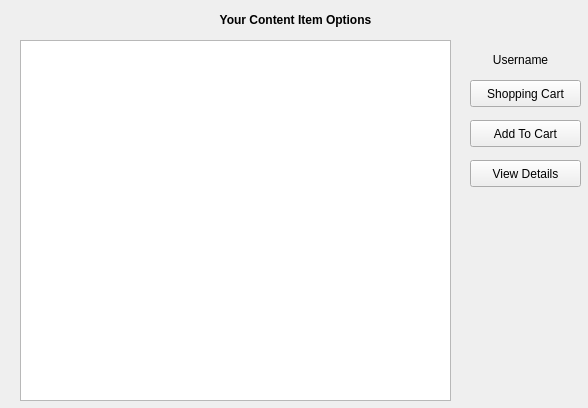
First picture: the form in client/ClientInterface/studentview.ui, repository RemyGratwohl/cuTPS_D4_teaQup, before the edit.
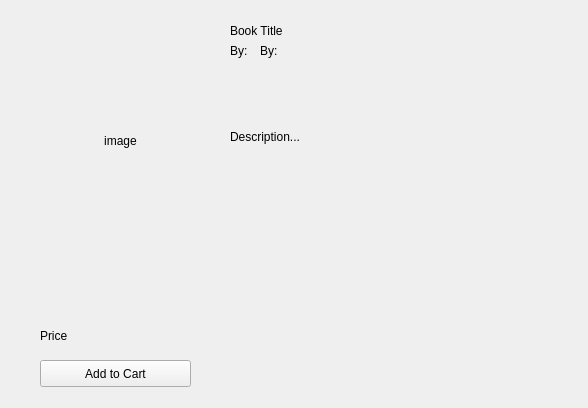
Second picture: the form after the edit.

Diff of the .ui file:
```diff
--- a/client/ClientInterface/studentview.ui
+++ b/client/ClientInterface/studentview.ui
@@ -13,47 +13,81 @@
   <property name="windowTitle">
    <string>Form</string>
   </property>
+  <widget class="QStackedWidget" name="stackedWidget">
+   <property name="geometry">
+    <rect>
+     <x>0</x>
+     <y>0</y>
+     <width>588</width>
+     <height>408</height>
+    </rect>
+   </property>
+   <property name="currentIndex">
+    <number>1</number>
+   </property>
+   <widget class="QWidget" name="List">
+    <widget class="QLabel" name="LS_HeaderLabel">
+     <property name="geometry">
+      <rect>
+       <x>20</x>
+       <y>10</y>
+       <width>81</width>
+       <height>41</height>
+      </rect>
+     </property>
+     <property name="font">
+      <font>
+       <pointsize>20</pointsize>
+       <weight>50</weight>
+       <italic>false</italic>
+       <bold>false</bold>
+      </font>
+     </property>
+     <property name="text">
+      <string>Books</string>
+     </property>
+    </widget>
   <widget class="QTableWidget" name="contentWidget">
    <property name="geometry">
     <rect>
      <x>20</x>
-     <y>40</y>
-     <width>431</width>
-     <height>361</height>
+       <y>50</y>
+       <width>441</width>
+       <height>311</height>
     </rect>
    </property>
   </widget>
   <widget class="QPushButton" name="shoppingCartButton">
    <property name="geometry">
     <rect>
-     <x>470</x>
-     <y>80</y>
-     <width>111</width>
+       <x>190</x>
+       <y>370</y>
+       <width>151</width>
      <height>27</height>
     </rect>
    </property>
    <property name="text">
-    <string>Shopping Cart</string>
+      <string>View Shopping Cart</string>
    </property>
   </widget>
   <widget class="QPushButton" name="addToCartButton">
    <property name="geometry">
     <rect>
-     <x>470</x>
-     <y>120</y>
-     <width>111</width>
+       <x>20</x>
+       <y>370</y>
+       <width>161</width>
      <height>27</height>
     </rect>
    </property>
    <property name="text">
-    <string>Add To Cart</string>
+      <string>Add Selected To Cart</string>
    </property>
   </widget>
   <widget class="QPushButton" name="viewDetailsButton">
    <property name="geometry">
     <rect>
-     <x>470</x>
-     <y>160</y>
+       <x>350</x>
+       <y>370</y>
      <width>111</width>
      <height>27</height>
     </rect>
@@ -62,33 +96,11 @@
     <string>View Details</string>
    </property>
   </widget>
-  <widget class="QLabel" name="headerLabel">
-   <property name="geometry">
-    <rect>
-     <x>10</x>
-     <y>10</y>
-     <width>571</width>
-     <height>20</height>
-    </rect>
-   </property>
-   <property name="font">
-    <font>
-     <weight>75</weight>
-     <bold>true</bold>
-    </font>
-   </property>
-   <property name="text">
-    <string>Your Content Item Options</string>
-   </property>
-   <property name="alignment">
-    <set>Qt::AlignCenter</set>
-   </property>
-  </widget>
   <widget class="QLabel" name="usernameLabel">
    <property name="geometry">
     <rect>
-     <x>460</x>
-     <y>50</y>
+       <x>420</x>
+       <y>20</y>
      <width>121</width>
      <height>20</height>
     </rect>
@@ -99,6 +111,107 @@
    <property name="alignment">
     <set>Qt::AlignCenter</set>
    </property>
+    </widget>
+   </widget>
+   <widget class="QWidget" name="Details">
+    <widget class="QLabel" name="label">
+     <property name="geometry">
+      <rect>
+       <x>40</x>
+       <y>20</y>
+       <width>161</width>
+       <height>241</height>
+      </rect>
+     </property>
+     <property name="text">
+      <string>image</string>
+     </property>
+     <property name="alignment">
+      <set>Qt::AlignCenter</set>
+     </property>
+    </widget>
+    <widget class="QLabel" name="label_2">
+     <property name="geometry">
+      <rect>
+       <x>230</x>
+       <y>20</y>
+       <width>331</width>
+       <height>21</height>
+      </rect>
+     </property>
+     <property name="text">
+      <string>Book Title</string>
+     </property>
+    </widget>
+    <widget class="QLabel" name="label_3">
+     <property name="geometry">
+      <rect>
+       <x>230</x>
+       <y>130</y>
+       <width>311</width>
+       <height>131</height>
+      </rect>
+     </property>
+     <property name="text">
+      <string>Description...</string>
+     </property>
+     <property name="alignment">
+      <set>Qt::AlignLeading|Qt::AlignLeft|Qt::AlignTop</set>
+     </property>
+    </widget>
+    <widget class="QPushButton" name="pushButton">
+     <property name="geometry">
+      <rect>
+       <x>40</x>
+       <y>360</y>
+       <width>151</width>
+       <height>27</height>
+      </rect>
+     </property>
+     <property name="text">
+      <string>Add to Cart</string>
+     </property>
+    </widget>
+    <widget class="QLabel" name="label_4">
+     <property name="geometry">
+      <rect>
+       <x>40</x>
+       <y>326</y>
+       <width>151</width>
+       <height>20</height>
+      </rect>
+     </property>
+     <property name="text">
+      <string>Price</string>
+     </property>
+    </widget>
+    <widget class="QLabel" name="label_5">
+     <property name="geometry">
+      <rect>
+       <x>230</x>
+       <y>40</y>
+       <width>21</width>
+       <height>21</height>
+      </rect>
+     </property>
+     <property name="text">
+      <string>By:</string>
+     </property>
+    </widget>
+    <widget class="QLabel" name="label_6">
+     <property name="geometry">
+      <rect>
+       <x>260</x>
+       <y>40</y>
+       <width>291</width>
+       <height>21</height>
+      </rect>
+     </property>
+     <property name="text">
+      <string>By:</string>
+     </property>
+    </widget>
+   </widget>
   </widget>
  </widget>
  <resources/>
```
Lines whose indentation alone changed are shown as unchanged.
